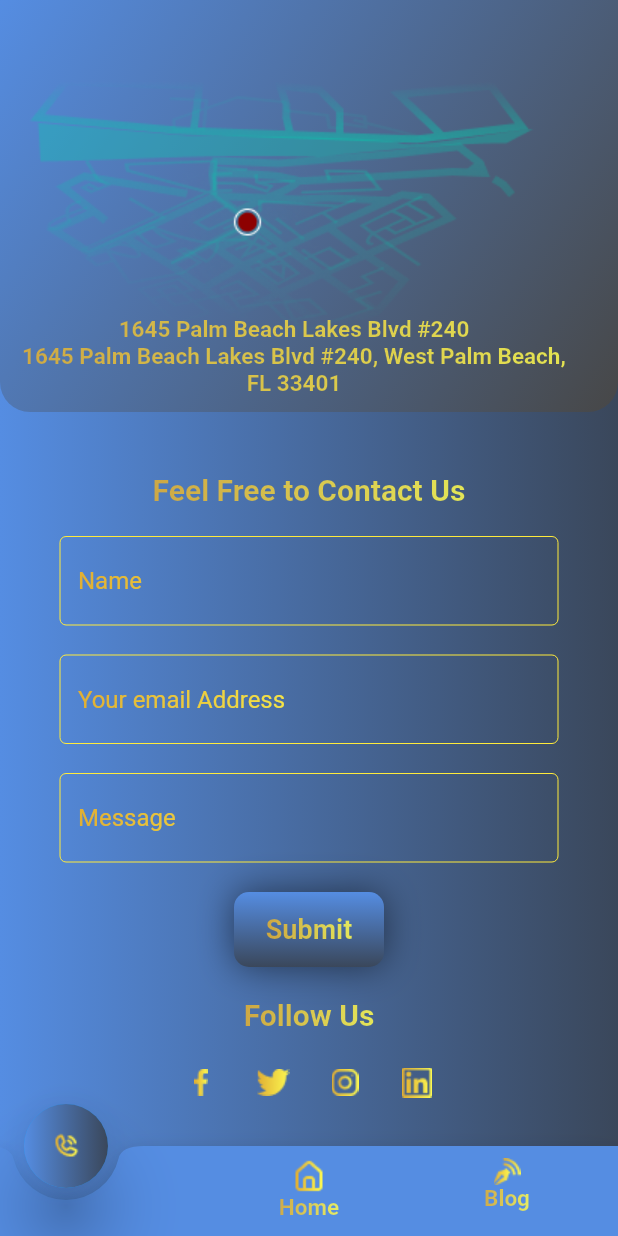
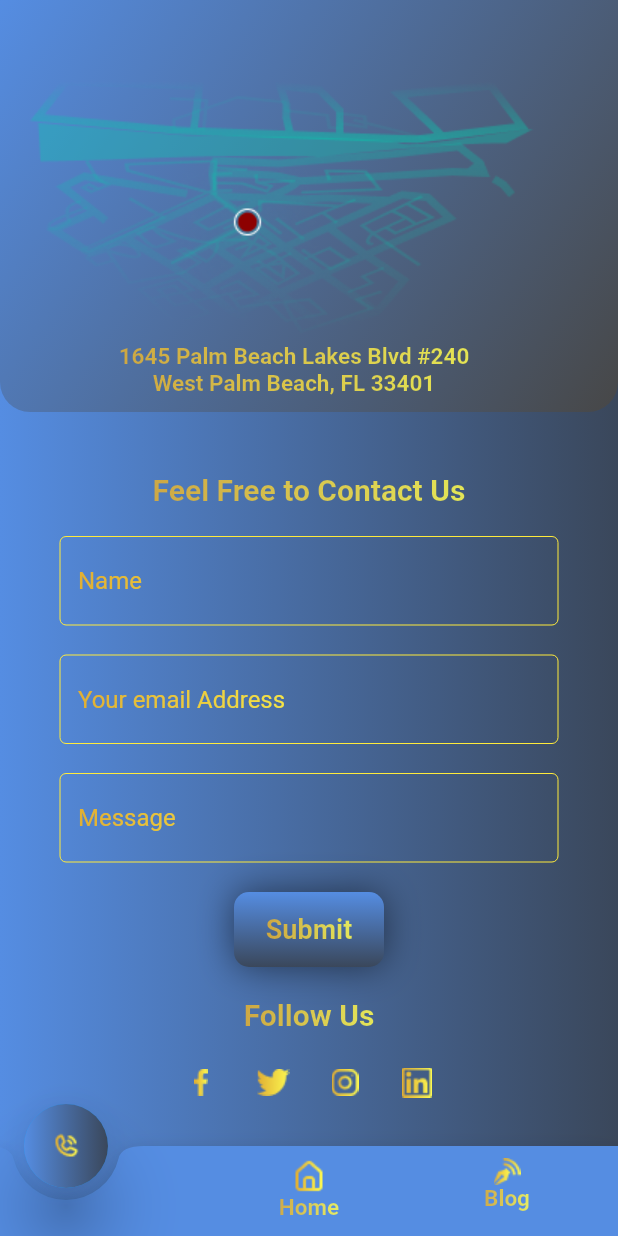
Before and after one commit to mrjthedifferent/radio_elite, a Flutter app: the screen it shows after launch, after a tap on "Radio Elite International", after a tap on "Contact Us", on a phone screen of 412 x 824 dp. Run offline on Flutter 3.47's test engine with Material 2 defaults, Android fonts, the phone set to English and light mode, and no system bars; our stand-ins replace webview_flutter.

Commit message:
fixed Bugs

```diff
--- a/lib/contact_page.dart
+++ b/lib/contact_page.dart
@@ -56,7 +56,7 @@
                 ),
                 Container(
                     padding: const EdgeInsets.all(10.0),
-                    alignment: Alignment.bottomLeft,
+                    alignment: Alignment.bottomCenter,
                     child: gradientText(Utils.address, 15)),
               ],
             ),
--- a/lib/home_page.dart
+++ b/lib/home_page.dart
@@ -152,11 +152,11 @@ class HomePage extends StatelessWidget {
           btnItem(Utils.liveBtn, "assets/live.png"),
           const SizedBox(height: 20.0),
           radioOptions(),
-          const SizedBox(height: 30.0),
+          const SizedBox(height: 20.0),/*
           gradientText(Utils.holidayShow, 20),
           const SizedBox(height: 10),
           drawTwoLines(),
-          const SizedBox(height: 20),
+          const SizedBox(height: 20),*/
           btnItem(Utils.pressToJoin, ""),
           const SizedBox(height: 60),
         ],
--- a/lib/utils.dart
+++ b/lib/utils.dart
@@ -12,7 +12,7 @@ class Utils {
   static const blog = "Blog";
   static const freeToContact = "Feel Free to Contact Us";
   static const address =
-      "1645 Palm Beach Lakes Blvd #240\n1645 Palm Beach Lakes Blvd #240, West Palm Beach, FL 33401";
+      "1645 Palm Beach Lakes Blvd #240\nWest Palm Beach, FL 33401";
 
   static FloatingActionButton myFloatingActionButton(String icon) {
     return FloatingActionButton(
```
